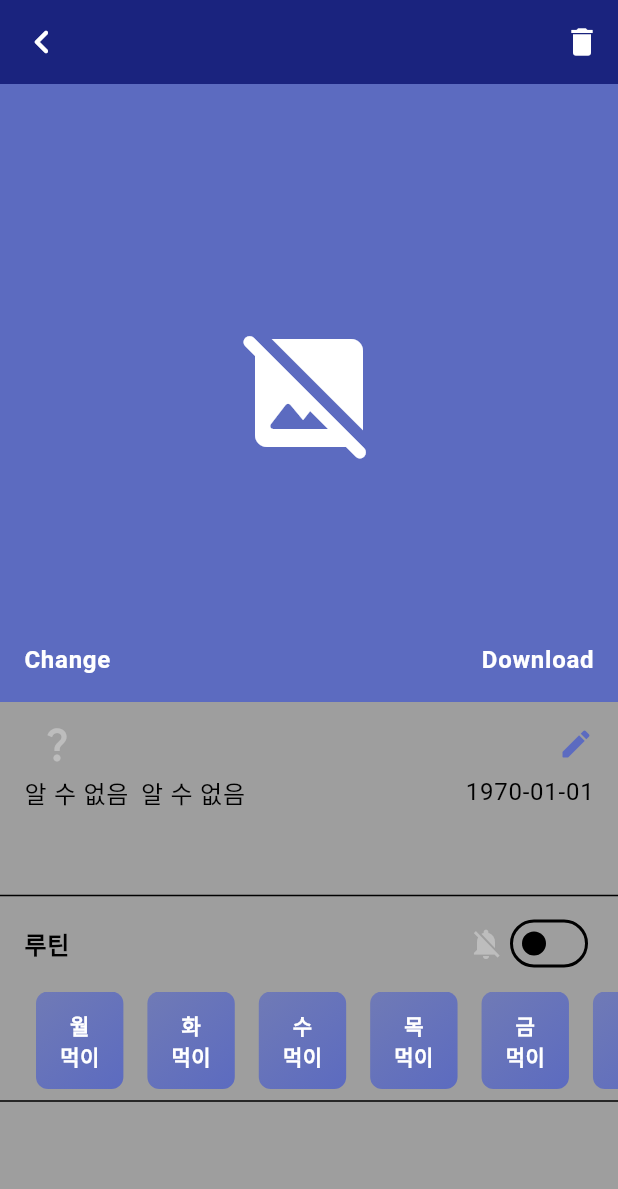
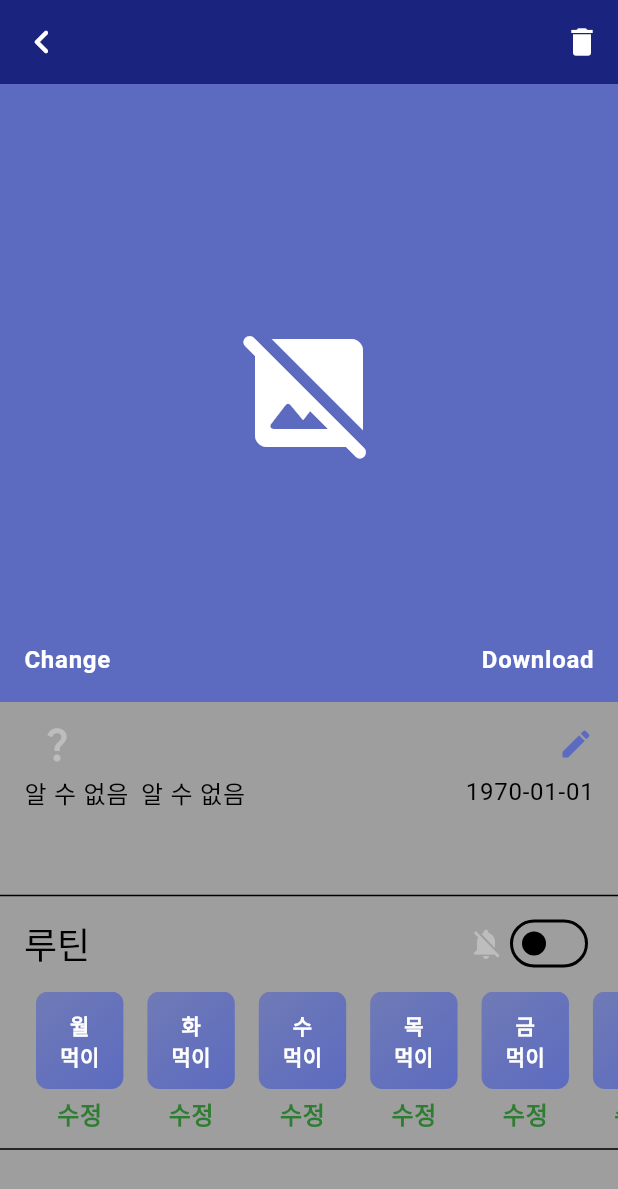
Before and after one commit to Raonshi/petdairy, a Flutter app: the PetDetailPage screen opened by its route, on a phone screen of 412 x 824 dp. Shown: the top 1189 px of the screen. Run offline on Flutter 3.47's test engine with Material 2 defaults, Android fonts, the phone set to English and light mode, and no system bars; our stand-ins replace freezed_annotation, gallery_saver, go_router, image_cropper, image_picker, logger and 1 more; accounts and stored records are empty; statements that could not run were skipped.

Commit message:
add routine model

```diff
--- a/lib/data/pet_model.dart
+++ b/lib/data/pet_model.dart
@@ -1,6 +1,7 @@
 import 'package:flutter/foundation.dart';
 import 'package:freezed_annotation/freezed_annotation.dart';
 import 'package:petdiary/data/enums.dart';
+import 'package:petdiary/data/routine_model.dart';
 
 part 'pet_model.freezed.dart';
 part 'pet_model.g.dart';
@@ -18,6 +19,7 @@ class Pet with _$Pet {
     GrowthType? growth,
     AnimalType? species,
     String? note,
+    List<Routine>? routines,
   }) = _Pet;
 
   factory Pet.fromJson(Map<String, dynamic> json) => _$PetFromJson(json);
--- a/lib/page/pet_detail/local_widget/routine.dart
+++ b/lib/page/pet_detail/local_widget/routine.dart
@@ -35,9 +35,7 @@ class _PetRootineState extends State<PetRootine> {
             children: [
               Text(
                 '루틴',
-                style: context.texts.bodyLarge!.copyWith(
-                  fontWeight: FontWeight.bold,
-                ),
+                style: context.texts.headlineSmall,
               ),
               Row(
                 mainAxisAlignment: MainAxisAlignment.end,
@@ -67,39 +65,24 @@ class _PetRootineState extends State<PetRootine> {
               mainAxisAlignment: MainAxisAlignment.spaceBetween,
               children: List.generate(week.length, (index) {
                 final String day = week[index];
-                return Container(
-                  padding: const EdgeInsets.symmetric(horizontal: 16.0, vertical: 12.0),
-                  margin: const EdgeInsets.symmetric(horizontal: 8.0),
-                  decoration: BoxDecoration(
-                    borderRadius: BorderRadius.circular(8.0),
-                    gradient: LinearGradient(
-                      colors: [
-                        context.colors.secondary.withOpacity(0.7),
-                        context.colors.secondary,
-                      ],
-                      begin: Alignment.topLeft,
-                      end: Alignment.bottomRight,
-                    ),
-                  ),
-                  child: Column(
-                    children: [
-                      Text(
-                        day,
-                        style: context.texts.bodyMedium!.copyWith(
-                          fontWeight: FontWeight.bold,
-                          color: context.colors.onSecondary,
+                return _RoutineCard(
+                  day: day,
+                  backgroundColor: context.colors.secondary,
+                  onClickEdit: () {
+                    showDialog(
+                      context: context,
+                      builder: (context) => AlertDialog(
+                        title: Text('$day요일 루틴 수정'),
+                        content: Column(
+                          mainAxisSize: MainAxisSize.min,
+                          children: const [
+                            Text('루틴 종류 선택'),
+                            Text('루틴 상세 내용'),
+                          ],
                         ),
                       ),
-                      Divider(color: context.colors.onSecondary, thickness: 1.0, height: 1.0),
-                      Text(
-                        '먹이',
-                        style: context.texts.bodyMedium!.copyWith(
-                          fontWeight: FontWeight.bold,
-                          color: context.colors.onSecondary,
-                        ),
-                      ),
-                    ],
-                  ),
+                    );
+                  },
                 );
               }),
             ),
@@ -109,3 +92,92 @@ class _PetRootineState extends State<PetRootine> {
     );
   }
 }
+
+class _RoutineCard extends StatefulWidget {
+  const _RoutineCard({
+    required this.day,
+    required this.onClickEdit,
+    this.backgroundColor = Colors.grey,
+  });
+
+  final String day;
+  final Color backgroundColor;
+  final VoidCallback onClickEdit;
+
+  @override
+  State<_RoutineCard> createState() => __RoutineCardState();
+}
+
+class __RoutineCardState extends State<_RoutineCard> {
+  bool isEnable = true;
+  @override
+  Widget build(BuildContext context) {
+    return Column(
+      children: [
+        InkWell(
+          onTap: () {
+            setState(() {
+              isEnable = !isEnable;
+            });
+          },
+          child: Container(
+            padding: const EdgeInsets.symmetric(horizontal: 16.0, vertical: 12.0),
+            margin: const EdgeInsets.symmetric(horizontal: 8.0),
+            decoration: BoxDecoration(
+              borderRadius: BorderRadius.circular(8.0),
+              gradient: isEnable
+                  ? LinearGradient(
+                      colors: [
+                        widget.backgroundColor.withOpacity(0.7),
+                        widget.backgroundColor,
+                      ],
+                      begin: Alignment.topLeft,
+                      end: Alignment.bottomRight,
+                    )
+                  : LinearGradient(
+                      colors: [
+                        context.theme.disabledColor.withOpacity(0.7),
+                        context.theme.disabledColor,
+                      ],
+                      begin: Alignment.topLeft,
+                      end: Alignment.bottomRight,
+                    ),
+            ),
+            child: Column(
+              children: [
+                Text(
+                  widget.day,
+                  style: context.texts.bodyMedium!.copyWith(
+                    fontWeight: FontWeight.bold,
+                    color: isEnable ? context.colors.onSecondary : context.colors.onBackground,
+                  ),
+                ),
+                Divider(color: context.colors.onSecondary, thickness: 1.0, height: 1.0),
+                Text(
+                  '먹이',
+                  style: context.texts.bodyMedium!.copyWith(
+                    fontWeight: FontWeight.bold,
+                    color: isEnable ? context.colors.onSecondary : context.colors.onBackground,
+                  ),
+                ),
+              ],
+            ),
+          ),
+        ),
+        InkWell(
+          onTap: widget.onClickEdit,
+          child: Padding(
+            padding: const EdgeInsets.symmetric(horizontal: 8.0, vertical: 4.0),
+            child: Text(
+              '수정',
+              style: context.texts.bodyLarge!.copyWith(
+                fontWeight: FontWeight.bold,
+                color: context.colors.tertiary,
+              ),
+            ),
+          ),
+        ),
+      ],
+    );
+  }
+}
--- a/lib/style/theme.dart
+++ b/lib/style/theme.dart
@@ -14,6 +14,8 @@ ThemeData get lightTheme => ThemeData(
         onPrimary: Colors.white,
         secondary: Colors.indigo.shade400,
         onSecondary: Colors.white,
+        tertiary: Colors.green.shade800,
+        onTertiary: Colors.black,
         error: Colors.red.shade800,
         onError: Colors.white,
         background: Colors.white,
--- a/lib/tools.dart
+++ b/lib/tools.dart
@@ -4,6 +4,7 @@ import 'package:petdiary/style/theme.dart';
 void showSnackbar(BuildContext context, Widget content) => ScaffoldMessenger.of(context).showSnackBar(
       SnackBar(
         backgroundColor: context.colors.primary.withOpacity(0.7),
+        duration: const Duration(seconds: 1),
         shape: RoundedRectangleBorder(borderRadius: BorderRadius.circular(4.0)),
         padding: const EdgeInsets.symmetric(horizontal: 16.0, vertical: 16.0),
         margin: const EdgeInsets.symmetric(horizontal: 8.0, vertical: 8.0),
```
Also changed, not shown: lib/data/enums.dart (+12 -0 lines), lib/data/routine_model.dart (added, +20 -0 lines), lib/page/pet_detail/pet_detail_page.dart (+35 -1 lines), lib/data/pet_model.freezed.dart, lib/data/pet_model.g.dart, lib/data/routine_model.freezed.dart (added), lib/data/routine_model.g.dart (added).
